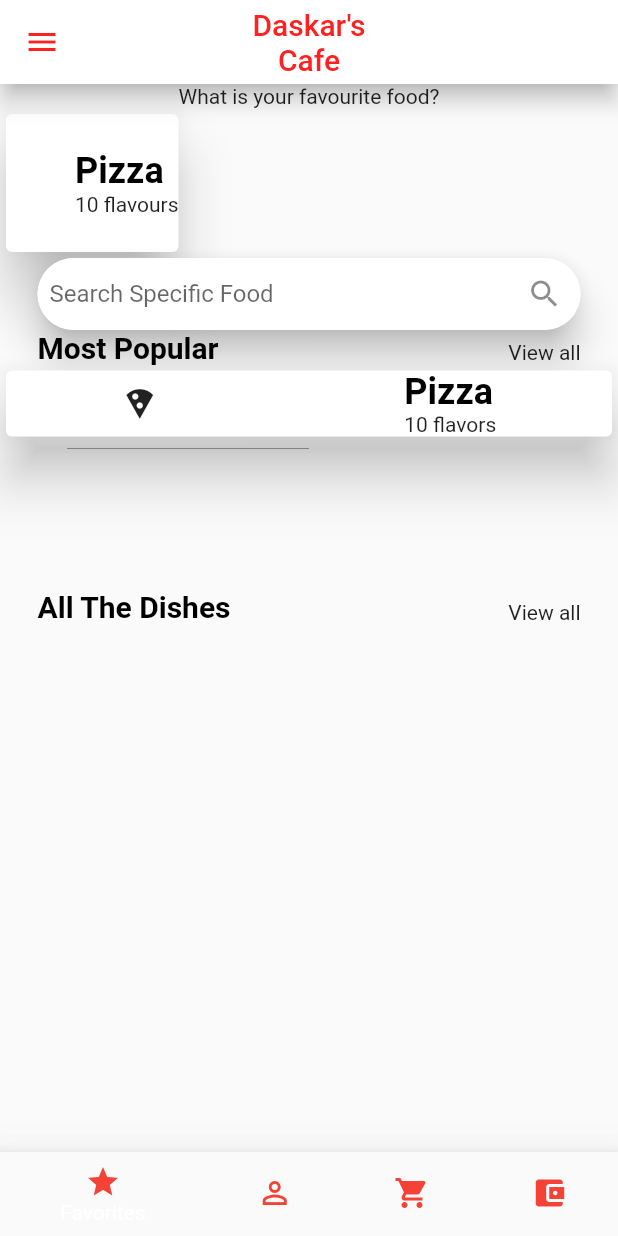
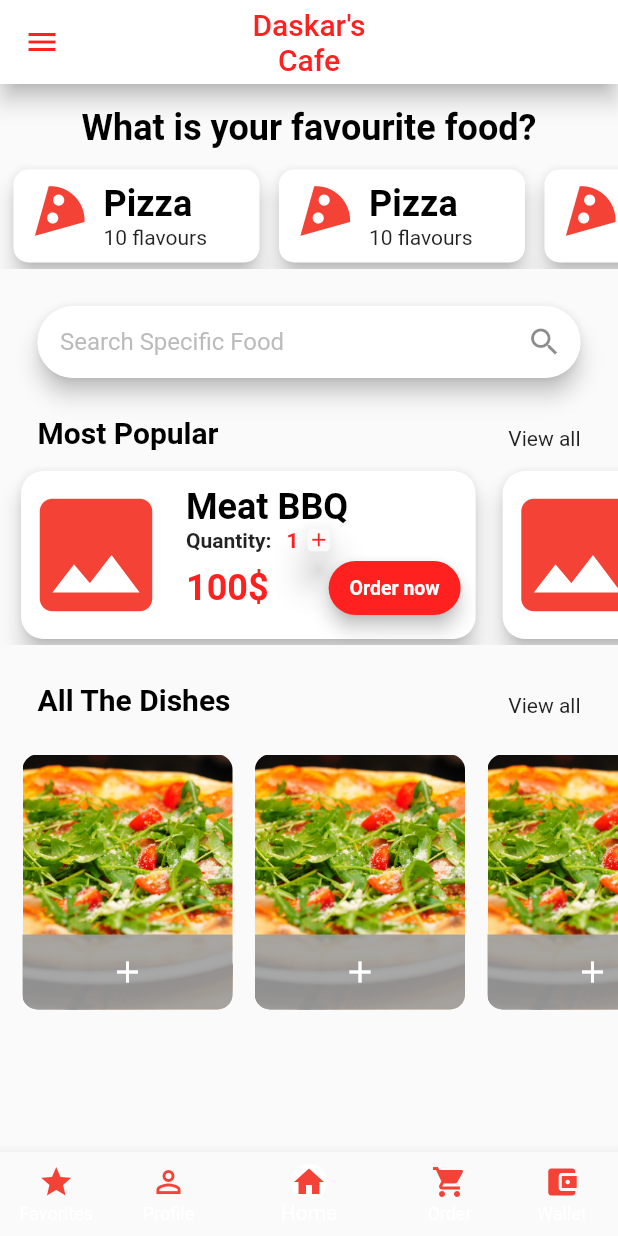
Before and after one commit to lordlamee/Food-App, a Flutter app: the HomeScreen screen opened directly, on a phone screen of 412 x 824 dp. Run offline on Flutter 3.47's test engine with Material 2 defaults, Android fonts, the phone set to English and light mode, and no system bars.

Commit message:
home screen semi complete

```diff
--- a/lib/main.dart
+++ b/lib/main.dart
@@ -1,7 +1,6 @@
 import 'package:flutter/material.dart';
 import 'package:food_app/screens/home_screen.dart';
-import 'package:food_app/screens/login_screen.dart';
-import 'package:food_app/screens/onboarding_screen.dart';
+
 
 void main() {
   runApp(MyApp());
@@ -16,7 +15,7 @@ class MyApp extends StatelessWidget {
         ),
         scaffoldBackgroundColor: Color(0xFFFAFAFA),
       ),
-      home: OnBoardingScreen(),
+      home: HomeScreen(),
     );
   }
 }
--- /dev/null
+++ b/lib/screens/forgot_password_screen.dart
@@ -0,0 +1,29 @@
+import 'package:flutter/material.dart';
+
+import '../styles.dart';
+
+class ForgotPassword extends StatelessWidget {
+  @override
+  Widget build(BuildContext context) {
+    return Scaffold(
+      body: Column(
+        children: <Widget>[
+
+          CircleAvatar(
+            radius: 60,
+            backgroundImage: AssetImage('assets/pizza.jpg'),
+          ),
+          Text(
+            'Daskar\'s',
+            style: textStyle1.copyWith(
+                fontSize: 28, fontWeight: FontWeight.bold),
+          ),
+          Text(
+            'Cafe',
+            style: textStyle1.copyWith(fontSize: 18),
+          ),
+        ],
+      ),
+    );
+  }
+}
--- a/lib/screens/home_screen.dart
+++ b/lib/screens/home_screen.dart
@@ -30,36 +30,52 @@ class HomeScreen extends StatelessWidget {
         ),
         centerTitle: true,
       ),
-      body: Container(
+      body: SingleChildScrollView(
+        child: Container(
+          padding: EdgeInsets.only(top: 15),
           constraints: BoxConstraints.tight(screenSize),
           child: Column(
             children: <Widget>[
-            Text('What is your favourite food?'),
+              Text(
+                'What is your favourite food?',
+                style: textStyle2.copyWith(color: Colors.black, fontSize: 24),
+              ),
+              SizedBox(
+                height: 10,
+              ),
               Container(
                 constraints:
-                  BoxConstraints.tightFor(width: screenSize.width, height: 100),
+                    BoxConstraints.tightFor(width: screenSize.width, height: 70),
                 child: ListView(
+                  addAutomaticKeepAlives: true,
                   scrollDirection: Axis.horizontal,
                   children: <Widget>[
-                  FoodTile(
-                    image: AssetImage('assets/pizzaicon.png'),
-                    heading: 'Pizza',
-                    subHeading: '10 flavours',
-                  )
+                    FoodTile(),
+                    FoodTile(),
+                    FoodTile(),
+                    FoodTile(),
+                    FoodTile(),
+                    FoodTile(),
+                    FoodTile(),
+                    FoodTile(),
                   ],
                 ),
+              ),
+              SizedBox(
+                height: 25,
               ),
               Padding(
                 padding: const EdgeInsets.symmetric(horizontal: 25),
                 child: Material(
-                elevation: 10,
+                  elevation: 6,
                   borderRadius: BorderRadius.circular(25),
                   child: TextFormField(
                     decoration: InputDecoration(
                       filled: true,
                       fillColor: Colors.white,
                       hintText: 'Search Specific Food',
-                    contentPadding: EdgeInsets.fromLTRB(8, 5, 0, 5),
+                      hintStyle: TextStyle(color: Colors.grey.withOpacity(0.7)),
+                      contentPadding: EdgeInsets.fromLTRB(15, 5, 0, 5),
                       border: OutlineInputBorder(
                           borderRadius: BorderRadius.circular(25),
                           borderSide: BorderSide.none),
@@ -68,25 +84,56 @@ class HomeScreen extends StatelessWidget {
                   ),
                 ),
               ),
+              SizedBox(
+                height: 25,
+              ),
               RowHeading(
                 heading: 'Most Popular',
               ),
+              SizedBox(
+                height: 10,
+              ),
               Container(
                 constraints:
-                  BoxConstraints.tightFor(height: 150, width: screenSize.width),
+                    BoxConstraints.tightFor(height: 120, width: screenSize.width),
                 child: ListView(
-                children: <Widget>[FoodCard()],
+                  scrollDirection: Axis.horizontal,
+                  addAutomaticKeepAlives: true,
+                  children: <Widget>[
+                    FoodCard(),
+                    FoodCard(),
+                    FoodCard(),
+                    FoodCard(),
+                    FoodCard()
+                  ],
                 ),
+              ),
+              SizedBox(
+                height: 25,
               ),
               RowHeading(
                 heading: 'All The Dishes',
               ),
+              SizedBox(
+                height: 15,
+              ),
+              Container(
+                constraints:
+                    BoxConstraints.tightFor(height: 180, width: screenSize.width),
+                child: ListView(
+                  scrollDirection: Axis.horizontal,
+                  children: <Widget>[
+                    FoodImage(),FoodImage(),FoodImage(),FoodImage(),FoodImage(),FoodImage(),FoodImage(),
                   ],
                 ),
               ),
-      bottomNavigationBar: Material(
-        elevation: 30,
-        child: BottomNavigationBar(
+            ],
+          ),
+        ),
+      ),
+      bottomNavigationBar: BottomNavigationBar(
+        currentIndex: 2,
+        showUnselectedLabels: true,
         items: <BottomNavigationBarItem>[
           BottomNavigationBarItem(
               icon: Icon(
@@ -106,25 +153,22 @@ class HomeScreen extends StatelessWidget {
                 'Profile',
                 style: textStyle1,
               )),
-//            BottomNavigationBarItem(
-//                icon: Transform.translate(
-//                  child: Material(
-//                    elevation: 0,
-//                    color: Colors.white,
-//                    shape: RoundedRectangleBorder(
-//                        borderRadius: BorderRadius.circular(100)),
-//                    child: Icon(
-//                      Icons.home,
-//                      color: Colors.red,
-//                     // size: 50,
-//                    ),
-//                  ),
-//                  offset: Offset(0, -30),
-//                ),
-//                title: Text(
-//                  'Home',
-//                  style: textStyle1,
-//                )),
+          BottomNavigationBarItem(
+              icon: Material(
+                elevation: 0,
+                color: Colors.white,
+                shape: RoundedRectangleBorder(
+                    borderRadius: BorderRadius.circular(100)),
+                child: Icon(
+                  Icons.home,
+                  color: Colors.red,
+                  // size: 50,
+                ),
+              ),
+              title: Text(
+                'Home',
+                style: textStyle1,
+              )),
           BottomNavigationBarItem(
               icon: Icon(
                 Icons.shopping_cart,
@@ -145,6 +189,47 @@ class HomeScreen extends StatelessWidget {
               )),
         ],
       ),
+    );
+  }
+}
+
+class FoodImage extends StatelessWidget {
+  const FoodImage({
+    Key key,
+  }) : super(key: key);
+
+  @override
+  Widget build(BuildContext context) {
+    return Container(
+      margin: EdgeInsets.only(left: 15),
+      child: Stack(
+        alignment: Alignment.bottomCenter,
+        children: <Widget>[
+          Container(
+            constraints: BoxConstraints.tightFor(height: 170,width: 140),
+            decoration: BoxDecoration(
+             // shape: BoxShape.circle,
+             borderRadius: BorderRadius.circular(10)
+            ),
+            child: ClipRRect(
+              borderRadius: BorderRadius.circular(10),
+              child: Image(
+                image: AssetImage('assets/pizza.jpg'),
+                fit: BoxFit.cover,
+              ),
+            ),
+          ),
+          Container(
+            constraints: BoxConstraints.tightFor(
+                height: 50,width: 140 ),
+           decoration: BoxDecoration(
+             color: Colors.grey.withOpacity(0.9),
+               borderRadius: BorderRadius.only(bottomRight: Radius.circular(10), bottomLeft:  Radius.circular(10))
+           ),
+            child: Icon(Icons.add,
+            color: Colors.white,),
+          )
+        ],
       ),
     );
   }
@@ -157,19 +242,126 @@ class FoodCard extends StatelessWidget {
 
   @override
   Widget build(BuildContext context) {
-    return Card(
-      elevation: 15,
-      child: Container(
-        decoration: BoxDecoration(
+    return Container(
+      margin: EdgeInsets.only(left: 10),
+      child: Card(
+        elevation: 6,
+        shape: RoundedRectangleBorder(borderRadius: BorderRadius.circular(15)),
+        child: Row(
+          //   mainAxisAlignment: MainAxisAlignment.spaceEvenly,
+          children: <Widget>[
+            Icon(
+              Icons.image,
+              color: Colors.red,
+              size: 100,
+            ),
+            SizedBox(
+              width: 10,
+            ),
+            Column(
+              crossAxisAlignment: CrossAxisAlignment.start,
+              mainAxisAlignment: MainAxisAlignment.center,
+              children: <Widget>[
+                Text(
+                  'Meat BBQ',
+                  style: textStyle2.copyWith(
+                    fontSize: 24,
+                    color: Colors.black,
+                  ),
+                ),
+                Row(
+                  children: <Widget>[
+                    Text(
+                      'Quantity:',
+                      style: TextStyle(fontWeight: FontWeight.bold),
+                    ),
+                    SizedBox(
+                      width: 10,
+                    ),
+                    Text(
+                      '1',
+                      style: textStyle1.copyWith(fontWeight: FontWeight.bold),
+                    ),
+                    SizedBox(
+                      width: 6,
+                    ),
+                    Material(
+                      elevation: 10,
+                      shape: RoundedRectangleBorder(
+                          borderRadius: BorderRadius.circular(3)),
+                      child: Icon(
+                        Icons.add,
+                        size: 15,
+                        color: lightRed,
+                      ),
+                    )
+                  ],
+                ),
+                Padding(
+                  padding: const EdgeInsets.only(right: 10),
+                  child: Row(
+                    children: <Widget>[
+                      Text(
+                        '100\$',
+                        style: textStyle1.copyWith(
+                            fontSize: 24, fontWeight: FontWeight.bold),
+                      ),
+                      SizedBox(
+                        width: 40,
+                      ),
+                      RawMaterialButton(
+                        shape: RoundedRectangleBorder(
+                            borderRadius: BorderRadius.circular(25)),
+                        elevation: 5,
+                        onPressed: () {},
+                        fillColor: lightRed,
+                        child: Text('Order now',
+                            style: textStyle2.copyWith(
+                                fontWeight: FontWeight.bold, fontSize: 13)),
+                      )
+                    ],
+                  ),
+                )
+//                   Text(
+//                        'Some long random text describing whatever the hell the food on this particular tile is talking the hell about cause man..I don\'t know'
+//                   ,
+//                   softWrap: true,),
+              ],
+            )
+          ],
+        ),
+      ),
+    );
+  }
+}
+
+class FoodTile extends StatelessWidget {
+  const FoodTile({
+    Key key,
+  }) : super(key: key);
+
+  @override
+  Widget build(BuildContext context) {
+    return Container(
+      margin: EdgeInsets.only(left: 5),
+      child: Card(
+        elevation: 6,
+        shape: RoundedRectangleBorder(
           borderRadius: BorderRadius.circular(10),
         ),
+        child: Container(
+          padding: const EdgeInsets.fromLTRB(5, 0, 35, 0),
           child: Row(
             mainAxisAlignment: MainAxisAlignment.spaceEvenly,
             children: <Widget>[
-            Icon(Icons.local_pizza),
-//            Image(
-//              image: image,
-//            ),
+              Transform.rotate(
+                angle: 11 / 14,
+                child: Icon(
+                  Icons.local_pizza,
+                  color: Colors.red,
+                  size: 45,
+                ),
+              ),
               SizedBox(
                 width: 10,
               ),
@@ -184,55 +376,11 @@ class FoodCard extends StatelessWidget {
                       color: Colors.black,
                     ),
                   ),
-                Text('10 flavors'),
+                  Text('10 flavours'),
                 ],
               )
             ],
           ),
-      ),
-    );
-  }
-}
-
-class FoodTile extends StatelessWidget {
-  const FoodTile({Key key, this.heading, this.subHeading, this.image})
-      : super(key: key);
-  final String heading;
-  final String subHeading;
-  final image;
-
-  @override
-  Widget build(BuildContext context) {
-    return Card(
-      elevation: 15,
-      child: Container(
-        decoration: BoxDecoration(
-          borderRadius: BorderRadius.circular(10),
-        ),
-        child: Row(
-          mainAxisAlignment: MainAxisAlignment.spaceEvenly,
-          children: <Widget>[
-            Image(
-              image: image,
-            ),
-            SizedBox(
-              width: 10,
-            ),
-            Column(
-              crossAxisAlignment: CrossAxisAlignment.start,
-              mainAxisAlignment: MainAxisAlignment.center,
-              children: <Widget>[
-                Text(
-                  heading,
-                  style: textStyle2.copyWith(
-                    fontSize: 24,
-                    color: Colors.black,
-                  ),
-                ),
-                Text(subHeading),
-              ],
-            )
-          ],
         ),
       ),
     );
```
Also changed, not shown: lib/styles.dart (line endings or trailing spaces). Lines whose indentation alone changed are shown as unchanged.
